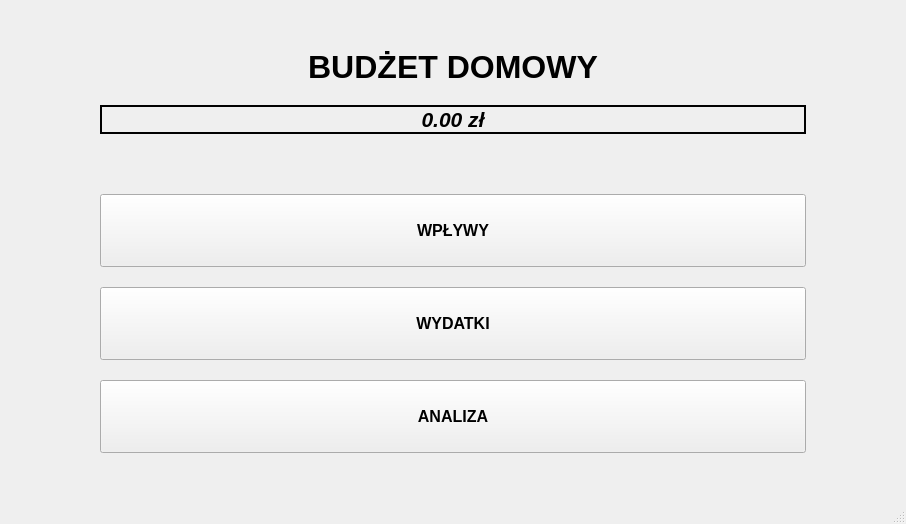
Old version of the form mainwindow.ui in the repository gabbanasik/BanLysProjektPipao.
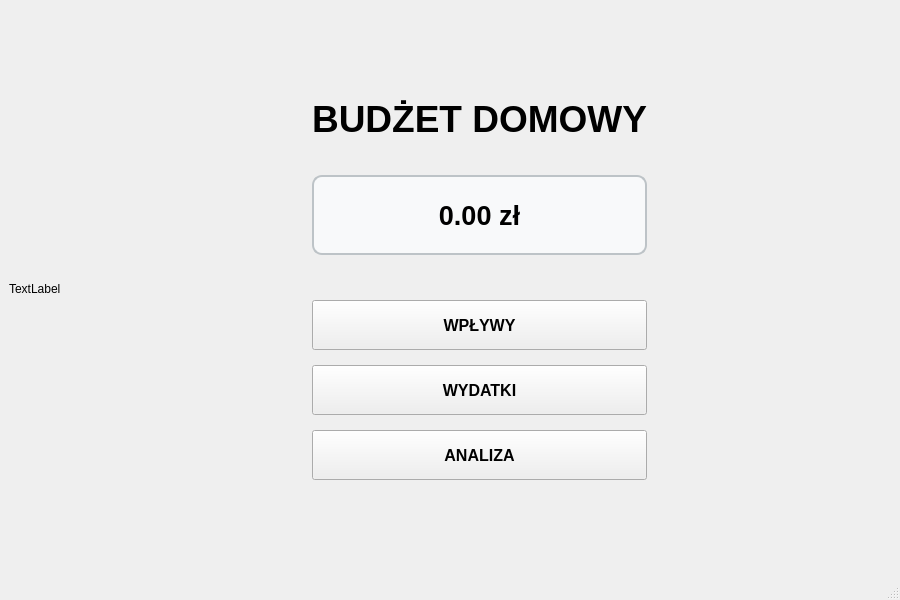
New version of the form.

```diff
--- a/mainwindow.ui
+++ b/mainwindow.ui
@@ -6,41 +6,49 @@
    <rect>
     <x>0</x>
     <y>0</y>
-    <width>906</width>
-    <height>524</height>
+    <width>900</width>
+    <height>600</height>
    </rect>
   </property>
   <property name="windowTitle">
    <string>BudżetDomowy</string>
   </property>
   <widget class="QWidget" name="centralwidget">
-   <property name="sizePolicy">
-    <sizepolicy hsizetype="Preferred" vsizetype="Fixed">
-     <horstretch>0</horstretch>
-     <verstretch>0</verstretch>
-    </sizepolicy>
-   </property>
-   <layout class="QVBoxLayout" name="verticalLayout_2">
-    <property name="spacing">
-     <number>20</number>
-    </property>
-    <property name="leftMargin">
-     <number>100</number>
-    </property>
-    <property name="rightMargin">
-     <number>100</number>
-    </property>
+   <layout class="QHBoxLayout" name="horizontalLayout_main">
     <item>
-     <layout class="QVBoxLayout" name="verticalLayout" stretch="0,0,0,0,1,1,1,0">
+     <widget class="QLabel" name="label_2">
+      <property name="text">
+       <string>TextLabel</string>
+      </property>
+     </widget>
+    </item>
+    <item>
+     <spacer name="horizontalSpacer_left">
+      <property name="orientation">
+       <enum>Qt::Horizontal</enum>
+      </property>
+      <property name="sizeHint" stdset="0">
+       <size>
+        <width>0</width>
+        <height>0</height>
+       </size>
+      </property>
+     </spacer>
+    </item>
+    <item>
+     <layout class="QVBoxLayout" name="mainVerticalLayout">
+      <property name="spacing">
+       <number>15</number>
+      </property>
       <item>
-       <spacer name="verticalSpacer">
+       <spacer name="verticalSpacer_top">
         <property name="orientation">
          <enum>Qt::Vertical</enum>
         </property>
         <property name="sizeHint" stdset="0">
          <size>
-          <width>20</width>
-          <height>40</height>
+          <width>0</width>
+          <height>0</height>
          </size>
         </property>
        </spacer>
@@ -49,7 +57,7 @@
        <widget class="QLabel" name="label">
         <property name="font">
          <font>
-          <pointsize>24</pointsize>
+          <pointsize>28</pointsize>
           <bold>true</bold>
          </font>
         </property>
@@ -61,23 +69,38 @@
         </property>
        </widget>
       </item>
+      <item>
+       <spacer name="verticalSpacer_mid1">
+        <property name="orientation">
+         <enum>Qt::Vertical</enum>
+        </property>
+        <property name="sizeType">
+         <enum>QSizePolicy::Fixed</enum>
+        </property>
+        <property name="sizeHint" stdset="0">
+         <size>
+          <width>20</width>
+          <height>20</height>
+         </size>
+        </property>
+       </spacer>
+      </item>
       <item>
        <widget class="QLabel" name="labelBilans">
+        <property name="minimumSize">
+         <size>
+          <width>300</width>
+          <height>80</height>
+         </size>
+        </property>
         <property name="font">
          <font>
-          <pointsize>16</pointsize>
-          <italic>true</italic>
+          <pointsize>20</pointsize>
           <bold>true</bold>
          </font>
         </property>
-        <property name="frameShape">
-         <enum>QFrame::WinPanel</enum>
-        </property>
-        <property name="frameShadow">
-         <enum>QFrame::Plain</enum>
-        </property>
-        <property name="lineWidth">
-         <number>5</number>
+        <property name="styleSheet">
+         <string notr="true">border: 2px solid #bdc3c7; border-radius: 10px; background-color: #f8f9fa; padding: 10px;</string>
         </property>
         <property name="text">
          <string>0.00 zł</string>
@@ -88,25 +111,28 @@
        </widget>
       </item>
       <item>
-       <spacer name="verticalSpacer_3">
+       <spacer name="verticalSpacer_mid2">
         <property name="orientation">
          <enum>Qt::Vertical</enum>
         </property>
+        <property name="sizeType">
+         <enum>QSizePolicy::Fixed</enum>
+        </property>
         <property name="sizeHint" stdset="0">
          <size>
           <width>20</width>
-          <height>40</height>
+          <height>30</height>
          </size>
         </property>
        </spacer>
       </item>
       <item>
        <widget class="QPushButton" name="wplywyBtn">
-        <property name="sizePolicy">
-         <sizepolicy hsizetype="Minimum" vsizetype="Preferred">
-          <horstretch>0</horstretch>
-          <verstretch>0</verstretch>
-         </sizepolicy>
+        <property name="minimumSize">
+         <size>
+          <width>300</width>
+          <height>50</height>
+         </size>
         </property>
         <property name="font">
          <font>
@@ -124,11 +150,11 @@
       </item>
       <item>
        <widget class="QPushButton" name="wydatkiBtn">
-        <property name="sizePolicy">
-         <sizepolicy hsizetype="Minimum" vsizetype="Preferred">
-          <horstretch>0</horstretch>
-          <verstretch>0</verstretch>
-         </sizepolicy>
+        <property name="minimumSize">
+         <size>
+          <width>300</width>
+          <height>50</height>
+         </size>
         </property>
         <property name="font">
          <font>
@@ -146,11 +172,11 @@
       </item>
       <item>
        <widget class="QPushButton" name="analizaBtn">
-        <property name="sizePolicy">
-         <sizepolicy hsizetype="Minimum" vsizetype="Preferred">
-          <horstretch>0</horstretch>
-          <verstretch>0</verstretch>
-         </sizepolicy>
+        <property name="minimumSize">
+         <size>
+          <width>300</width>
+          <height>50</height>
+         </size>
         </property>
         <property name="font">
          <font>
@@ -167,20 +193,33 @@
        </widget>
       </item>
       <item>
-       <spacer name="verticalSpacer_2">
+       <spacer name="verticalSpacer_bottom">
         <property name="orientation">
          <enum>Qt::Vertical</enum>
         </property>
         <property name="sizeHint" stdset="0">
          <size>
-          <width>20</width>
-          <height>40</height>
+          <width>0</width>
+          <height>0</height>
          </size>
         </property>
        </spacer>
       </item>
      </layout>
     </item>
+    <item>
+     <spacer name="horizontalSpacer_right">
+      <property name="orientation">
+       <enum>Qt::Horizontal</enum>
+      </property>
+      <property name="sizeHint" stdset="0">
+       <size>
+        <width>0</width>
+        <height>0</height>
+       </size>
+      </property>
+     </spacer>
+    </item>
    </layout>
   </widget>
   <widget class="QMenuBar" name="menubar">
```
Left out of the diff: 10 changed lines with no effect on the pictures.
